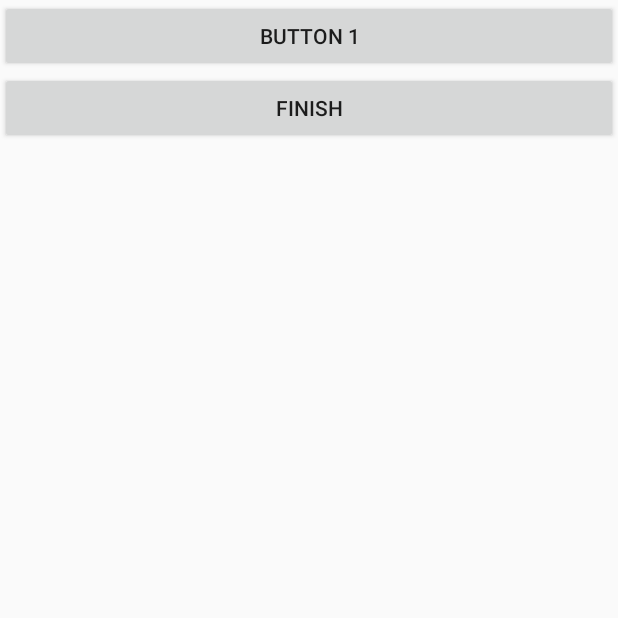
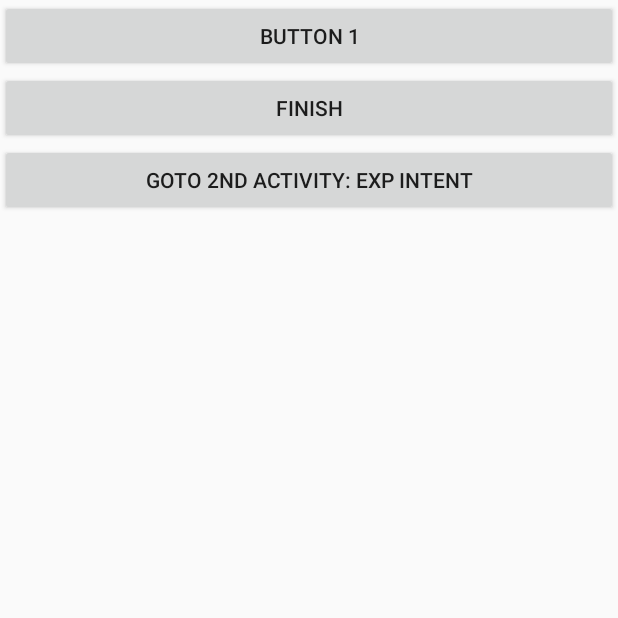
Before and after one commit to AlphaWang/AndroidFirstCode, an Android app: the screen it shows after launch (FirstActivity), on a phone screen of 412 x 824 dp, the top half of it. Run offline under Robolectric (Android 15) with nearby library versions, the phone set to English and light mode, and no system bars.

Commit message:
[android] [2.5] Intent - exp

```diff
--- a/app/src/main/java/com/alphawang/andoridfirstcode/FirstActivity.java
+++ b/app/src/main/java/com/alphawang/andoridfirstcode/FirstActivity.java
@@ -1,6 +1,7 @@
 package com.alphawang.andoridfirstcode;
 
 import android.app.Activity;
+import android.content.Intent;
 import android.os.Bundle;
 import android.view.Menu;
 import android.view.MenuItem;
@@ -21,6 +22,7 @@ public class FirstActivity extends Activity {
 
         buttonEvent();
         finishEvent();
+        expIntentEvent();
     }
 
     // 1. Button Event
@@ -68,4 +70,16 @@ public class FirstActivity extends Activity {
         });
     }
 
+    // 4. exp intent
+    public void expIntentEvent() {
+        Button expBtn = (Button) findViewById(R.id.button_intent_exp);
+        expBtn.setOnClickListener(new View.OnClickListener() {
+            @Override
+            public void onClick(View v) {
+                Intent intent = new Intent(FirstActivity.this, SecondActivity.class); // context, target
+                startActivity(intent);
+            }
+        });
+    }
+
 }
--- a/app/src/main/res/layout/first_layout.xml
+++ b/app/src/main/res/layout/first_layout.xml
@@ -16,4 +16,10 @@
         android:layout_height="wrap_content"
         android:text="Finish"/>
 
+    <Button
+        android:id="@+id/button_intent_exp"
+        android:layout_width="match_parent"
+        android:layout_height="wrap_content"
+        android:text="Goto 2nd activity: exp intent"/>
+
 </LinearLayout>
```
Also changed, not shown: app/src/main/AndroidManifest.xml (+7 -1 lines), app/src/main/java/com/alphawang/andoridfirstcode/SecondActivity.java (added, +31 -0 lines), app/src/main/res/layout/second_layout.xml (added, +12 -0 lines).
